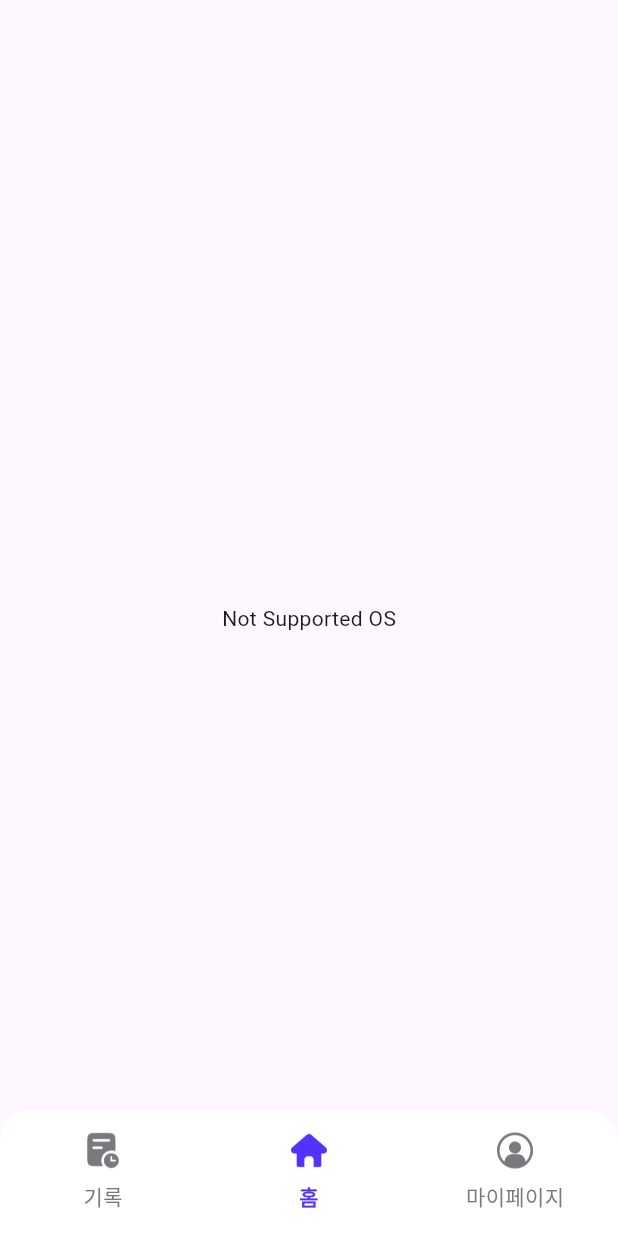
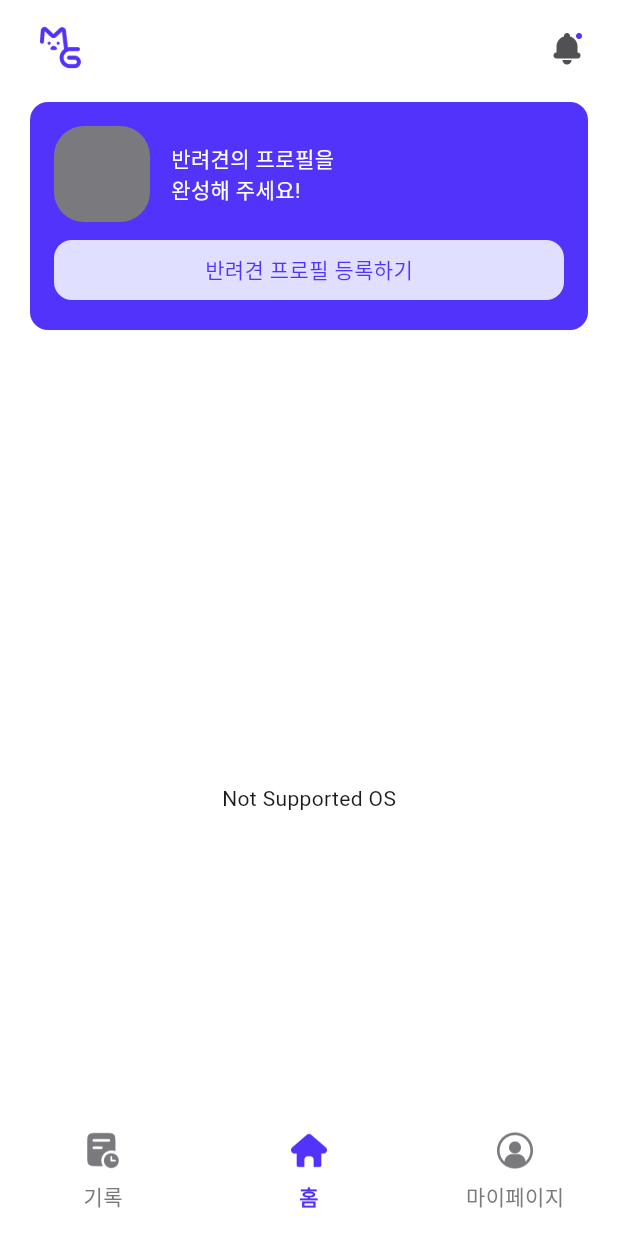
Before and after one commit to velmash/meong_g, a Flutter app: the screen it shows after launch, on a phone screen of 412 x 824 dp. Run offline on Flutter 3.47's test engine with Material 3 defaults, Android fonts, the phone set to English and light mode, and no system bars; our stand-ins replace flutter_riverpod, geolocator; Roboto replaces fonts that are missing (Pretendard).

Commit message:
:wrench: 상단 강아지 UI 구현

```diff
--- a/lib/core/theme/app_styles.dart
+++ b/lib/core/theme/app_styles.dart
@@ -8,5 +8,6 @@ class AppStyles {
   static const String profile = '$_basePath/img_profile.png';
 
   static const Color primary = Color(0xFF5233FB);
+  static const Color primary100 = Color(0xFFE1DFFF);
   static const Color gray500 = Color(0xFF7A797D);
 }
--- a/lib/features/home/presentation/view/home_view.dart
+++ b/lib/features/home/presentation/view/home_view.dart
@@ -1,17 +1,160 @@
 import 'package:flutter/material.dart';
+import 'package:flutter_riverpod/flutter_riverpod.dart';
+import 'package:meong_g/core/theme/app_styles.dart';
 import 'dart:io' show Platform;
 
 import 'package:meong_g/features/home/presentation/view/kakao_map_widget.dart';
+import 'package:meong_g/features/home/presentation/viewmodel/home_viewmodel.dart';
 
-class HomeView extends StatelessWidget {
+class HomeView extends ConsumerWidget {
   const HomeView({super.key});
 
   @override
-  Widget build(BuildContext context) {
-    if (Platform.isIOS) {
-      return const Scaffold(body: KakaoMapWidget());
-    } else {
-      return Scaffold(body: Center(child: Text("Not Supported OS")));
-    }
+  Widget build(BuildContext context, WidgetRef ref) {
+    final homeState = ref.watch(homeViewModelProvider);
+
+    return Container(
+      color: Colors.white, // 전체 배경을 흰색으로
+      child: SafeArea(
+        bottom: false,
+        child: Column(
+          children: [
+            Container(
+              color: Colors.white,
+              height: 240,
+              child: Column(
+                children: [
+                  MapTitleBarView(),
+                  SizedBox(
+                    height: 176,
+                    width: double.infinity,
+                    // color: Colors.blue,
+                    child: Padding(
+                      padding: EdgeInsets.fromLTRB(20, 4, 20, 20),
+                      child: PetAddCardView(),
+                    ),
+                  ),
+                ],
+              ),
+            ),
+            const Expanded(child: MapView()),
+          ],
+        ),
+      ),
+    );
   }
 }
+
+class MapTitleBarView extends ConsumerWidget {
+  const MapTitleBarView({super.key});
+
+  @override
+  Widget build(BuildContext context, WidgetRef ref) {
+    final homeState = ref.watch(homeViewModelProvider);
+
+    return SizedBox(
+      height: 64,
+      width: double.infinity,
+      child: Padding(
+        padding: EdgeInsets.symmetric(horizontal: 20),
+        child: Row(
+          children: [
+            Image.asset('assets/img/ic_icon.png', height: 40),
+            Expanded(child: SizedBox()),
+            GestureDetector(
+              onTap: () {
+                homeState.petNames != null
+                    ? print("Pets: ${homeState.petNames}")
+                    : ref.read(homeViewModelProvider.notifier).fetchPets();
+                print("Alarm Clicked");
+              },
+              child: Image.asset('assets/img/ic_alarm.png', height: 28),
+            ),
+          ],
+        ),
+      ),
+    );
+  }
+}
+
+class PetAddCardView extends StatelessWidget {
+  const PetAddCardView({super.key});
+
+  @override
+  Widget build(BuildContext context) {
+    return Container(
+      decoration: BoxDecoration(
+        color: AppStyles.primary,
+        borderRadius: BorderRadius.circular(12),
+      ),
+      child: Center(
+        child: Padding(
+          padding: EdgeInsets.all(16),
+          child: Column(
+            children: [
+              Row(
+                children: [
+                  Container(
+                    decoration: BoxDecoration(
+                      color: AppStyles.gray500,
+                      borderRadius: BorderRadius.circular(20),
+                    ),
+                    width: 64,
+                    height: 64,
+                    // child: Text("HI"),
+                  ),
+
+                  SizedBox(width: 14),
+
+                  Text(
+                    "반려견의 프로필을\n완성해 주세요!",
+                    style: TextStyle(
+                      color: Colors.white,
+                      fontSize: 14,
+                      fontWeight: FontWeight.normal,
+                    ),
+                  ),
+                ],
+              ),
+              SizedBox(height: 12),
+              GestureDetector(
+                onTap: () {
+                  print("Profile Complete Clicked");
+                },
+                child: Container(
+                  width: double.infinity,
+                  height: 40,
+                  decoration: BoxDecoration(
+                    color: AppStyles.primary100,
+                    borderRadius: BorderRadius.circular(12),
+                  ),
+                  child: Center(
+                    child: Text(
+                      "반려견 프로필 등록하기",
+                      style: TextStyle(
+                        color: AppStyles.primary,
+                        fontSize: 14,
+                        fontWeight: FontWeight.normal,
+                      ),
+                    ),
+                  ),
+                ),
+              ),
+            ],
+          ),
+        ),
+      ),
+    );
+  }
+}
+
+class MapView extends StatelessWidget {
+  const MapView({super.key});
+
+  @override
+  Widget build(BuildContext context) {
+    return Platform.isIOS
+        ? KakaoMapWidget()
+        : Center(child: Text("Not Supported OS"));
+  }
+}
--- a/lib/features/home/presentation/view/kakao_map_widget.dart
+++ b/lib/features/home/presentation/view/kakao_map_widget.dart
@@ -10,7 +10,7 @@ class KakaoMapWidget extends ConsumerWidget {
   Widget build(BuildContext context, WidgetRef ref) {
     final homeState = ref.watch(homeViewModelProvider);
 
-    if (homeState.isLoading) {
+    if (homeState.isMapLoading) {
       return const Scaffold(
         body: Center(
           child: Column(
@@ -68,10 +68,6 @@ class KakaoMapWidget extends ConsumerWidget {
     }
 
     // Initial state or other unhandled cases
-    return const Scaffold(
-      body: Center(
-        child: Text("Waiting for location..."),
-      ),
-    );
+    return const Scaffold(body: Center(child: Text("Waiting for location...")));
   }
 }
--- a/lib/features/home/presentation/viewmodel/home_viewmodel.dart
+++ b/lib/features/home/presentation/viewmodel/home_viewmodel.dart
@@ -7,21 +7,29 @@ import 'package:meong_g/features/home/domain/usecase/location_usecase.dart'; //
 
 // 1. State Class Definition
 class HomeState {
-  final bool isLoading;
+  final bool isMapLoading;
   final LocationEntity? location;
   final String? errorMessage;
+  final List<String>? petNames;
 
-  HomeState({this.isLoading = false, this.location, this.errorMessage});
+  HomeState({
+    this.isMapLoading = false,
+    this.location,
+    this.errorMessage,
+    this.petNames,
+  });
 
   HomeState copyWith({
     bool? isLoading,
     LocationEntity? location,
     String? errorMessage,
+    List<String>? petNames,
   }) {
     return HomeState(
-      isLoading: isLoading ?? this.isLoading,
+      isMapLoading: isLoading ?? isMapLoading,
       location: location ?? this.location,
       errorMessage: errorMessage, // Allow clearing the error
+      petNames: petNames,
     );
   }
 }
@@ -29,9 +37,7 @@ class HomeState {
 // 2. StateNotifier Definition
 class HomeViewModel extends StateNotifier<HomeState> {
   // ViewModel이 UseCase와 Repository의 구현체까지 직접 생성하고 소유
-  final LocationUseCase _useCase = LocationUseCase(
-    LocationRepositoryImpl(),
-  );
+  final LocationUseCase _useCase = LocationUseCase(LocationRepositoryImpl());
 
   HomeViewModel() : super(HomeState()) {
     fetchCurrentLocation();
@@ -48,6 +54,14 @@ class HomeViewModel extends StateNotifier<HomeState> {
     }
   }
 
+  Future<List<String>> fetchPets() async {
+    // Simulate fetching pet names from a data source
+    await Future.delayed(Duration(seconds: 1));
+    final petNames = ['멍쥐'];
+    state = state.copyWith(petNames: petNames);
+    return petNames;
+  }
+
   Future<void> refreshLocation() async {
     await fetchCurrentLocation();
   }
```
Also changed, not shown: assets/img/ic_alarm.png (added).
